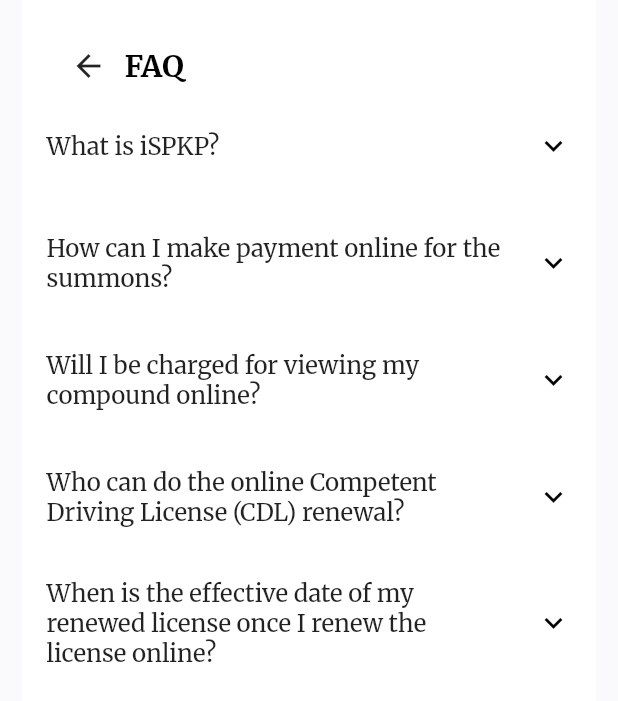
After one commit to TPosition/dfyp, a Flutter app: the FaqPage screen opened directly, on a phone screen of 412 x 824 dp. The commit adds this screen. Shown: the top 701 px of the screen. Run offline on Flutter 3.47's test engine with Material 2 defaults, Android fonts, the phone set to English and light mode, and no system bars; our stand-ins replace bloc, cloud_firestore, equatable, firebase_auth, firebase_core, firebase_storage and 6 more; missing offline and left inert: flow_builder, razorpay_flutter, very_good_analysis; accounts and stored records are empty; statements that could not run were skipped; project files that could hold a hidden picture were left out.

Commit message:
add faq page

```diff
--- /dev/null
+++ b/lib/faq/view/faq_page.dart
@@ -0,0 +1,108 @@
+import 'package:flutter/material.dart';
+
+class FaqPage extends StatefulWidget {
+  const FaqPage({final Key? key}) : super(key: key);
+
+  @override
+  State<FaqPage> createState() => _FaqPageState();
+
+  static Route route() => MaterialPageRoute<void>(
+        builder: (final _) => const FaqPage(),
+      );
+
+  static Page page() => const MaterialPage<void>(
+        child: FaqPage(),
+      );
+}
+
+class _FaqPageState extends State<FaqPage> {
+  bool _customTileExpanded = false;
+
+  @override
+  Widget build(final BuildContext context) => Scaffold(
+        body: Container(
+          margin: const EdgeInsets.symmetric(horizontal: 15),
+          color: Colors.white,
+          child: ListView(
+            children: <Widget>[
+              Column(
+                children: <Widget>[
+                  Container(
+                    color: Colors.white,
+                    child: Column(
+                      children: <Widget>[
+                        Padding(
+                          padding: const EdgeInsets.only(left: 20, top: 20),
+                          child: Row(
+                            children: <Widget>[
+                              IconButton(
+                                icon: const Icon(Icons.arrow_back),
+                                onPressed: () {
+                                  Navigator.of(context).pop();
+                                },
+                              ),
+                              const Text(
+                                'FAQ',
+                                style: TextStyle(
+                                  fontWeight: FontWeight.bold,
+                                  fontSize: 20,
+                                  color: Colors.black,
+                                ),
+                              ),
+                            ],
+                          ),
+                        ),
+                      ],
+                    ),
+                  ),
+                  Column(
+                    children: <Widget>[
+                      _expansionWidget('What is iSPKP?',
+                          'iSPKP is a platform in which applicants can make online applications for licensing of commercial vehicles through the mobile application.'),
+                      const SizedBox(
+                        height: 20,
+                      ),
+                      _expansionWidget(
+                          'How can I make payment online for the summons?',
+                          'You can make payment through credit card transactions.'),
+                      const SizedBox(
+                        height: 20,
+                      ),
+                      _expansionWidget(
+                          'Will I be charged for viewing my compound online?',
+                          'No, there are no charges incurred for viewing compound.'),
+                      const SizedBox(
+                        height: 20,
+                      ),
+                      _expansionWidget(
+                          'Who can do the online Competent Driving License (CDL) renewal?',
+                          'All citizen (MyKAD holders), permanent resident (PTM holders), temporary resident (MyKAS holders), police and army are entitled to do the online renewal. All foreign citizens are not allowed to do this online renewal.'),
+                      const SizedBox(
+                        height: 20,
+                      ),
+                      _expansionWidget(
+                          'When is the effective date of my renewed license once I renew the license online?',
+                          'Your renewed license will be effective according to the expiry date as stated on the existing license.'),
+                    ],
+                  )
+                ],
+              ),
+            ],
+          ),
+        ),
+      );
+
+  ExpansionTile _expansionWidget(String title, String content) {
+    return ExpansionTile(
+      title: Text(title),
+      children: <Widget>[
+        ListTile(title: Text(content)),
+      ],
+      textColor: Colors.black54,
+      trailing: Icon(
+        Icons.keyboard_arrow_down,
+        color: Colors.black,
+      ),
+    );
+  }
+}
--- a/lib/home/view/home_page.dart
+++ b/lib/home/view/home_page.dart
@@ -4,6 +4,7 @@
 import 'package:ispkp/application/view/view.dart';
 import 'package:ispkp/complaint/view/complaint_page.dart';
 import 'package:ispkp/compound/view/compound_page.dart';
+import 'package:ispkp/faq/view/faq_page.dart';
 import 'package:ispkp/licenses/bloc/licenses_bloc.dart';
 import 'package:ispkp/renewal/view/view.dart';
 import 'package:ispkp/status/view/status_page.dart';
@@ -268,7 +269,7 @@
                   child: RaisedButton(
                     elevation: 0,
                     onPressed: () {
-                      Navigator.of(context).push(ComplaintPage.route());
+                      Navigator.of(context).push(FaqPage.route());
                     },
                     color: Color.fromRGBO(250, 250, 252, 1),
                     child: Image.asset('assets/icon_qna.png'),
```
